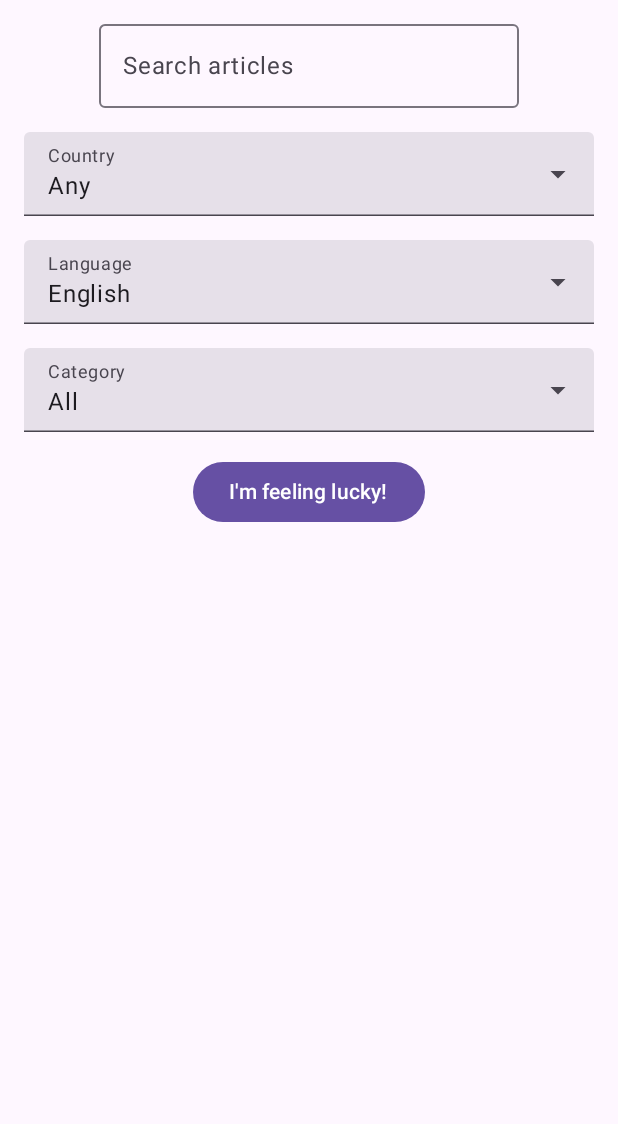
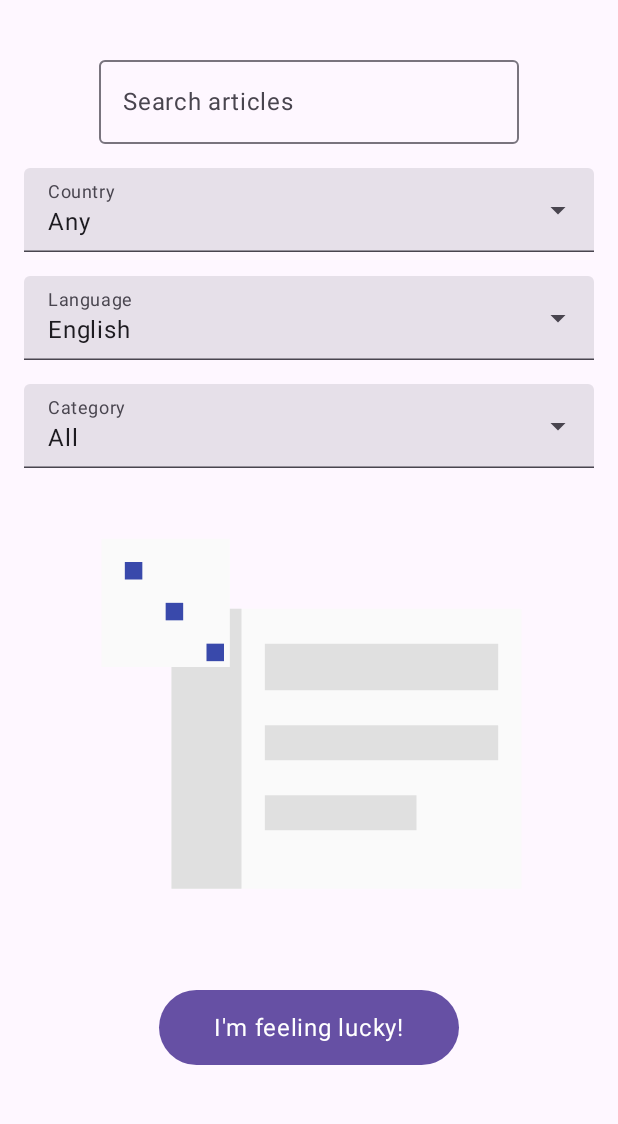
Before and after one commit to coopersimpson/android-news, an Android app built with Jetpack Compose: the RandomOptionsScreen screen opened through its navigation route, on a phone screen of 412 x 824 dp, the part 96-1220 px from its top. Run offline under Robolectric (Android 15) with nearby library versions, the phone set to English and light mode, and no system bars; our stand-ins replace Dagger/Hilt's generated code, Room's generated code; network calls fail.

Commit message:
Change styling and content for options screen

```diff
--- a/app/src/main/java/com/coopersimpson/androidnews/presentation/RandomOptionsScreen.kt
+++ b/app/src/main/java/com/coopersimpson/androidnews/presentation/RandomOptionsScreen.kt
@@ -1,19 +1,25 @@
 package com.coopersimpson.androidnews.presentation
 
+import androidx.compose.foundation.Image
 import androidx.compose.foundation.layout.Arrangement
 import androidx.compose.foundation.layout.PaddingValues
 import androidx.compose.foundation.layout.fillMaxSize
 import androidx.compose.foundation.layout.padding
+import androidx.compose.foundation.layout.size
 import androidx.compose.foundation.lazy.LazyColumn
 import androidx.compose.material3.Button
+import androidx.compose.material3.MaterialTheme
 import androidx.compose.material3.OutlinedTextField
 import androidx.compose.material3.Text
 import androidx.compose.runtime.Composable
 import androidx.compose.runtime.getValue
 import androidx.compose.ui.Alignment
 import androidx.compose.ui.Modifier
+import androidx.compose.ui.layout.ContentScale
+import androidx.compose.ui.res.painterResource
 import androidx.compose.ui.unit.dp
 import androidx.lifecycle.compose.collectAsStateWithLifecycle
+import com.coopersimpson.androidnews.R
 import com.coopersimpson.androidnews.components.LabeledDropdown
 import com.coopersimpson.androidnews.data.network.ApiMappings
 
@@ -31,7 +37,7 @@ fun RandomOptionsScreen(
     LazyColumn(
         modifier = modifier
             .fillMaxSize()
-            .padding(top = 8.dp),
+            .padding(top = 32.dp),
         verticalArrangement = Arrangement.spacedBy(16.dp),
         horizontalAlignment = Alignment.CenterHorizontally,
         contentPadding = contentPadding,
@@ -68,8 +74,20 @@ fun RandomOptionsScreen(
             )
         }
         item {
-            Button(onClick = { vm.pickRandomQuery() }) {
-                Text("I'm feeling lucky!")
+            Image(
+                painter = painterResource(R.drawable.options_image),
+                contentDescription = "App Icon",
+                contentScale = ContentScale.Crop,
+                modifier = Modifier.size(300.dp)
+            )
+        }
+        item {
+            Button(
+                modifier = Modifier
+                    .padding(16.dp)
+                    .size(width = 200.dp, height = 50.dp),
+                onClick = { vm.pickRandomQuery() }) {
+                Text(text = "I'm feeling lucky!", style = MaterialTheme.typography.bodyLarge)
             }
         }
     }
--- /dev/null
+++ b/app/src/main/res/drawable/options_image.xml
@@ -0,0 +1,38 @@
+<?xml version="1.0" encoding="utf-8"?>
+<vector xmlns:android="http://schemas.android.com/apk/res/android"
+    android:width="108dp"
+    android:height="108dp"
+    android:viewportWidth="108"
+    android:viewportHeight="108">
+  <group android:scaleX="1.4"
+      android:scaleY="1.4"
+      android:translateX="-21"
+      android:translateY="-14">
+
+      <!-- Newspaper body -->
+      <path
+          android:fillColor="#FAFAFA"
+          android:pathData="M30,30 H90 V78 H30 Z"/>
+
+      <!-- Newspaper sidebar -->
+      <path
+          android:fillColor="#E0E0E0"
+          android:pathData="M30,30 H42 V78 H30 Z"/>
+
+      <!-- Headline lines -->
+      <path android:fillColor="#E0E0E0" android:pathData="M46,36 H86 V44 H46 Z"/>
+      <path android:fillColor="#E0E0E0" android:pathData="M46,50 H86 V56 H46 Z"/>
+      <path android:fillColor="#E0E0E0" android:pathData="M46,62 H72 V68 H46 Z"/>
+
+      <!-- Small die = 'random' -->
+      <path
+          android:fillColor="#FAFAFA"
+          android:pathData="M18,18 H40 V40 H18 Z"/>
+
+      <!-- Die pips (use background colour to 'cut' into the die) -->
+      <path android:fillColor="#3949AB" android:pathData="M22,22 H25 V25 H22 Z"/>
+      <path android:fillColor="#3949AB" android:pathData="M29,29 H32 V32 H29 Z"/>
+      <path android:fillColor="#3949AB" android:pathData="M36,36 H39 V39 H36 Z"/>
+
+  </group>
+</vector>
```
